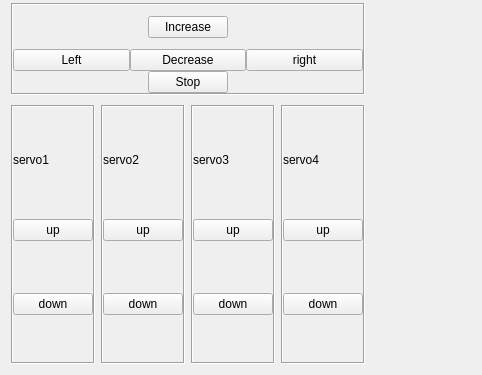
Before: the Qt Designer form View/controlPage.ui in duqcyxwd/LeapRobot, drawn with Qt 5; both pictures show x 0 to 482 and y 166 to 541 of the 882 by 541 pixel window.
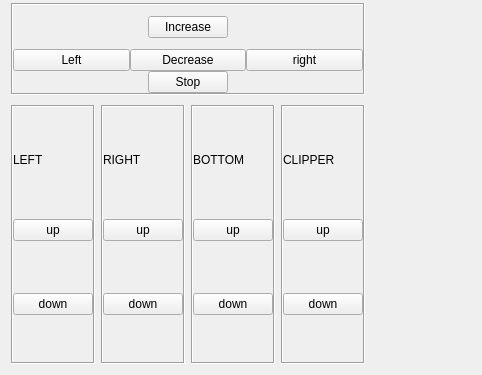
After: the same form once the commit is applied.

```diff
--- a/View/controlPage.ui
+++ b/View/controlPage.ui
@@ -354,7 +354,7 @@
                  </sizepolicy>
                 </property>
                 <property name="text">
-                 <string>servo1</string>
+                 <string>LEFT</string>
                 </property>
                </widget>
               </item>
@@ -417,7 +417,7 @@
                  </sizepolicy>
                 </property>
                 <property name="text">
-                 <string>servo2</string>
+                 <string>RIGHT</string>
                 </property>
                </widget>
               </item>
@@ -480,7 +480,7 @@
                  </sizepolicy>
                 </property>
                 <property name="text">
-                 <string>servo3</string>
+                 <string>BOTTOM</string>
                 </property>
                </widget>
               </item>
@@ -543,7 +543,7 @@
                  </sizepolicy>
                 </property>
                 <property name="text">
-                 <string>servo4</string>
+                 <string>CLIPPER</string>
                 </property>
                </widget>
               </item>
```
